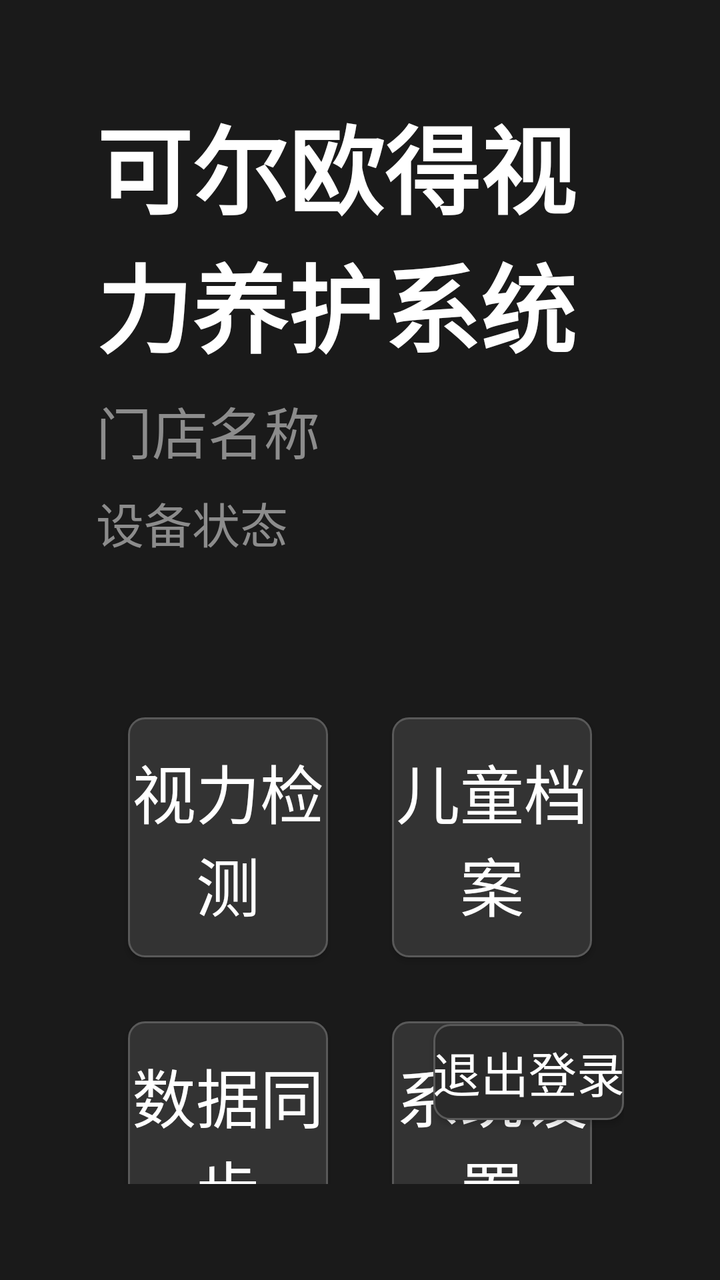
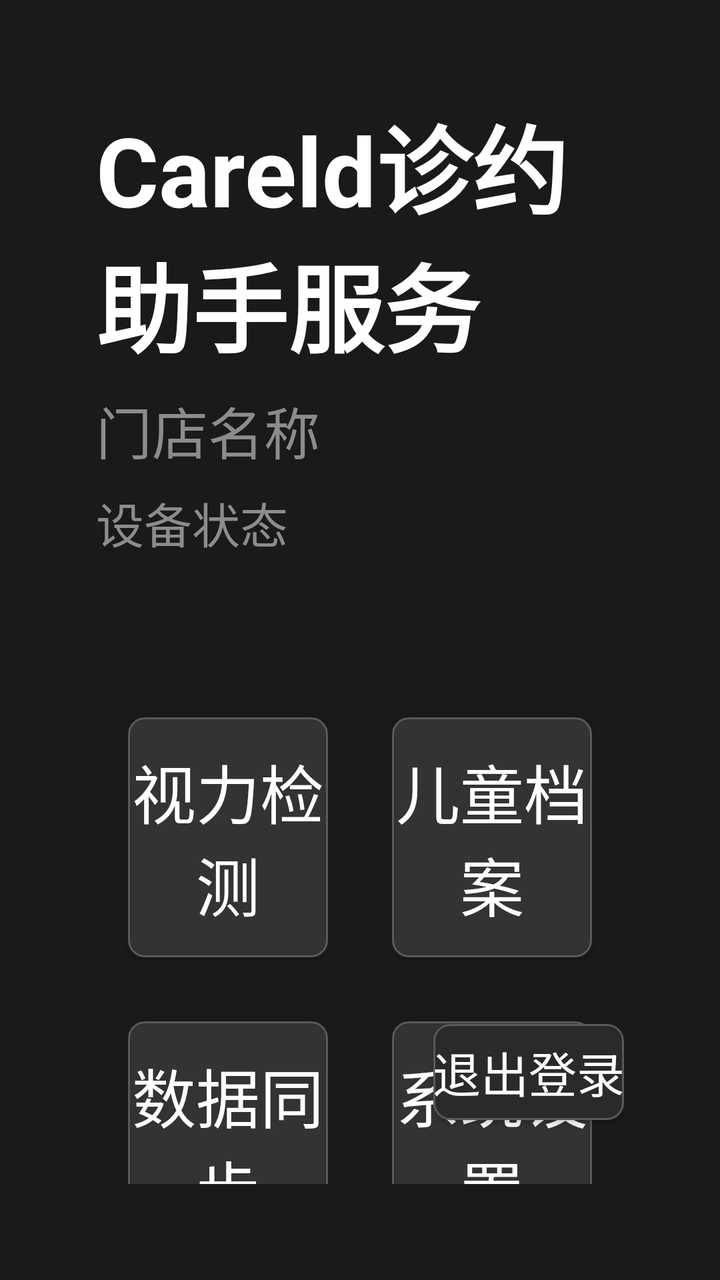

The first picture is an Android layout as it rendered before a commit; the second is the same layout after the commit. The layout source and the unified diff follow.
<!-- AndroidManifest.xml: activity theme Theme.CareldVision -->
<!-- res/layout/activity_main.xml -->
<?xml version="1.0" encoding="utf-8"?>
<androidx.constraintlayout.widget.ConstraintLayout
    xmlns:android="http://schemas.android.com/apk/res/android"
    xmlns:app="http://schemas.android.com/apk/res-auto"
    android:layout_width="match_parent"
    android:layout_height="match_parent"
    android:background="#1A1A1A"
    android:padding="48dp">

    
    <TextView
        android:id="@+id/tvTitle"
        android:layout_width="wrap_content"
        android:layout_height="wrap_content"
        android:text="可尔欧得视力养护系统"
        android:textColor="#FFFFFF"
        android:textSize="48sp"
        android:textStyle="bold"
        app:layout_constraintStart_toStartOf="parent"
        app:layout_constraintTop_toTopOf="parent" />

    <TextView
        android:id="@+id/tvStoreName"
        android:layout_width="wrap_content"
        android:layout_height="wrap_content"
        android:layout_marginTop="8dp"
        android:text="门店名称"
        android:textColor="#8C8C8C"
        android:textSize="28sp"
        app:layout_constraintStart_toStartOf="parent"
        app:layout_constraintTop_toBottomOf="@id/tvTitle" />

    <TextView
        android:id="@+id/tvDeviceStatus"
        android:layout_width="wrap_content"
        android:layout_height="wrap_content"
        android:layout_marginTop="8dp"
        android:text="设备状态"
        android:textColor="#8C8C8C"
        android:textSize="24sp"
        app:layout_constraintStart_toStartOf="parent"
        app:layout_constraintTop_toBottomOf="@id/tvStoreName" />

    
    <GridLayout
        android:id="@+id/menuGrid"
        android:layout_width="0dp"
        android:layout_height="wrap_content"
        android:layout_marginTop="64dp"
        android:columnCount="2"
        android:rowCount="2"
        app:layout_constraintEnd_toEndOf="parent"
        app:layout_constraintStart_toStartOf="parent"
        app:layout_constraintTop_toBottomOf="@id/tvDeviceStatus">

        <Button
            android:id="@+id/btnVisionTest"
            android:layout_width="0dp"
            android:layout_height="120dp"
            android:layout_columnWeight="1"
            android:layout_margin="16dp"
            android:background="@drawable/bg_tv_button"
            android:text="视力检测"
            android:textColor="#FFFFFF"
            android:textSize="32sp"
            android:focusable="true"
            android:focusableInTouchMode="true" />

        <Button
            android:id="@+id/btnChildSearch"
            android:layout_width="0dp"
            android:layout_height="120dp"
            android:layout_columnWeight="1"
            android:layout_margin="16dp"
            android:background="@drawable/bg_tv_button"
            android:text="儿童档案"
            android:textColor="#FFFFFF"
            android:textSize="32sp"
            android:focusable="true"
            android:focusableInTouchMode="true" />

        <Button
            android:id="@+id/btnSyncStatus"
            android:layout_width="0dp"
            android:layout_height="120dp"
            android:layout_columnWeight="1"
            android:layout_margin="16dp"
            android:background="@drawable/bg_tv_button"
            android:text="数据同步"
            android:textColor="#FFFFFF"
            android:textSize="32sp"
            android:focusable="true"
            android:focusableInTouchMode="true" />

        <Button
            android:id="@+id/btnSettings"
            android:layout_width="0dp"
            android:layout_height="120dp"
            android:layout_columnWeight="1"
            android:layout_margin="16dp"
            android:background="@drawable/bg_tv_button"
            android:text="系统设置"
            android:textColor="#FFFFFF"
            android:textSize="32sp"
            android:focusable="true"
            android:focusableInTouchMode="true" />

    </GridLayout>

    
    <Button
        android:id="@+id/btnLogout"
        android:layout_width="wrap_content"
        android:layout_height="wrap_content"
        android:layout_marginBottom="32dp"
        android:background="@drawable/bg_tv_button_secondary"
        android:text="退出登录"
        android:textColor="#FFFFFF"
        android:textSize="24sp"
        android:padding="16dp 32dp"
        android:focusable="true"
        android:focusableInTouchMode="true"
        app:layout_constraintBottom_toBottomOf="parent"
        app:layout_constraintEnd_toEndOf="parent" />

</androidx.constraintlayout.widget.ConstraintLayout>
<!-- resources referenced by this layout -->
<resources>
  <!-- drawable bg_tv_button (drawable) -->
  <?xml version="1.0" encoding="utf-8"?>
  <selector xmlns:android="http://schemas.android.com/apk/res/android">
      <item android:state_focused="true">
          <shape android:shape="rectangle">
              <solid android:color="#1890FF" />
              <corners android:radius="8dp" />
              <stroke android:width="2dp" android:color="#00D4FF" />
          </shape>
      </item>
      <item android:state_pressed="true">
          <shape android:shape="rectangle">
              <solid android:color="#096DD9" />
              <corners android:radius="8dp" />
          </shape>
      </item>
      <item>
          <shape android:shape="rectangle">
              <solid android:color="#333333" />
              <corners android:radius="8dp" />
              <stroke android:width="1dp" android:color="#595959" />
          </shape>
      </item>
  </selector>
  <!-- drawable bg_tv_button_secondary (drawable) -->
  <?xml version="1.0" encoding="utf-8"?>
  <selector xmlns:android="http://schemas.android.com/apk/res/android">
      <item android:state_focused="true">
          <shape android:shape="rectangle">
              <solid android:color="#595959" />
              <corners android:radius="8dp" />
              <stroke android:width="2dp" android:color="#8C8C8C" />
          </shape>
      </item>
      <item android:state_pressed="true">
          <shape android:shape="rectangle">
              <solid android:color="#4A4A4A" />
              <corners android:radius="8dp" />
          </shape>
      </item>
      <item>
          <shape android:shape="rectangle">
              <solid android:color="#2A2A2A" />
              <corners android:radius="8dp" />
              <stroke android:width="1dp" android:color="#595959" />
          </shape>
      </item>
  </selector>
  <style name="Theme.CareldVision" parent="Theme.AppCompat.NoActionBar">
          
          <item name="colorPrimary">@color/primary</item>
          <item name="colorPrimaryDark">@color/primary_dark</item>
          <item name="colorAccent">@color/accent</item>
          
          
          <item name="android:windowBackground">@color/background</item>
          <item name="android:colorBackground">@color/background</item>
          
          
          <item name="android:textColorPrimary">@color/text_primary</item>
          <item name="android:textColorSecondary">@color/text_secondary</item>
          
          
          <item name="android:windowFullscreen">true</item>
          <item name="android:windowNoTitle">true</item>
          
          
          <item name="android:colorFocusedHighlight">@color/focus</item>
      </style>
  <color name="primary">#1890FF</color>
  <color name="primary_dark">#096DD9</color>
  <color name="accent">#00D4FF</color>
  <color name="background">#1A1A1A</color>
  <color name="text_primary">#FFFFFF</color>
  <color name="text_secondary">#8C8C8C</color>
  <color name="focus">#00D4FF</color>
</resources>

<!-- the commit's change to res/layout/activity_main.xml (unified diff, before → after) -->
@@ -12,7 +12,7 @@
         android:id="@+id/tvTitle"
         android:layout_width="wrap_content"
         android:layout_height="wrap_content"
-        android:text="可尔欧得视力养护系统"
+        android:text="Careld诊约助手服务"
         android:textColor="#FFFFFF"
         android:textSize="48sp"
         android:textStyle="bold"
